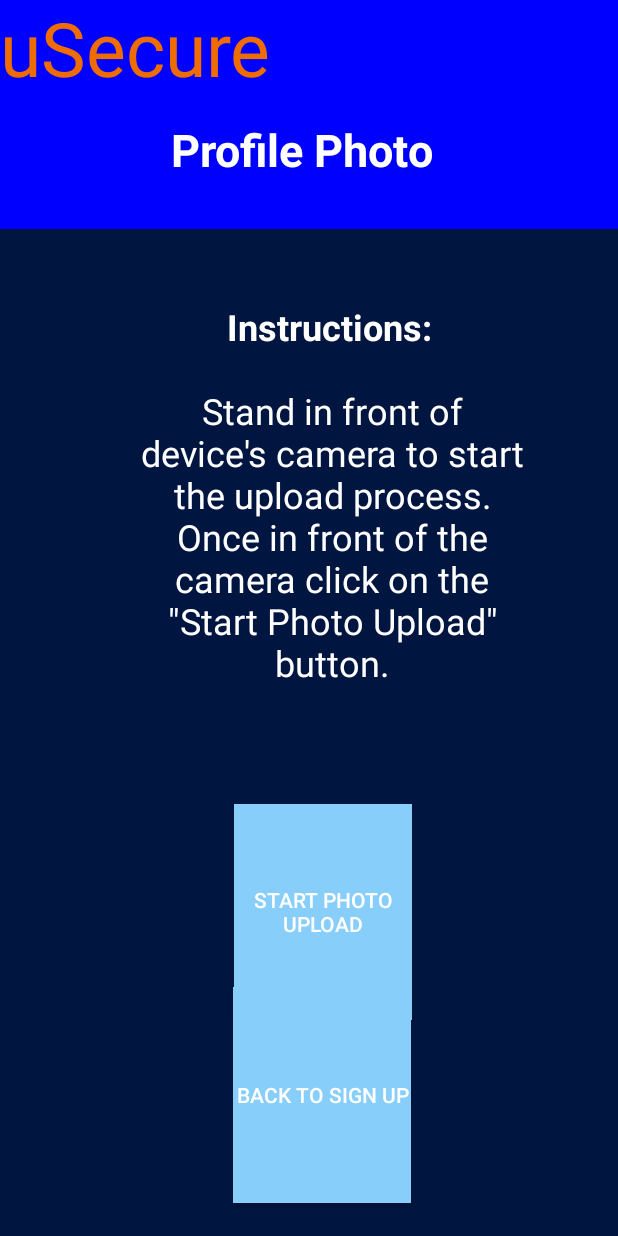
After one commit to michael-mcclung/uSecure, an Android app: the uploadPhoto_toPi screen opened directly, with no data from a screen before it, on a phone screen of 412 x 824 dp. The commit adds this screen. Run offline under Robolectric (Android 15) with nearby library versions, the phone set to English and light mode, and no system bars; our stand-ins replace Firebase (no records; nobody signed in at launch, a user with empty details on screens opened directly).

Commit message:
upload photo setup

```diff
--- a/app/src/main/AndroidManifest.xml
+++ b/app/src/main/AndroidManifest.xml
@@ -17,7 +17,7 @@
         android:roundIcon="@mipmap/ic_launcher_round"
         android:supportsRtl="true"
         android:theme="@style/Theme.AppCompat.NoActionBar">
-
+        <activity android:name=".uploadPhoto_toPi"></activity>
         <activity android:name=".UpdateUserPhotoActivity" />
         <activity android:name=".AddUser" />
         <activity android:name=".UploadPhotoActivity" />
--- a/app/src/main/java/com/example/usecure/Home.java
+++ b/app/src/main/java/com/example/usecure/Home.java
@@ -75,7 +75,7 @@ public class Home extends AppCompatActivity {
         securityCamFeedBtn.setOnClickListener( new View.OnClickListener() {
             @Override
             public void onClick(View v) {
-                Intent cameraFeedIntent = new Intent( getApplicationContext(), SecurityCameraFeedActivity.class );
+                Intent cameraFeedIntent = new Intent( getApplicationContext(), uploadPhoto_toPi.class );
                 startActivity( cameraFeedIntent );
             }
         } );
--- a/app/src/main/java/com/example/usecure/SignUpActivity.java
+++ b/app/src/main/java/com/example/usecure/SignUpActivity.java
@@ -25,7 +25,7 @@ public class SignUpActivity extends AppCompatActivity {
     // variables
     private FirebaseAuth mAuth;
     EditText newEmailText, newPasswordText, fname, lname, address, phoneNum;
-    Button goBackLogInBtn, registerBtn, uploadPhotoBtn;
+    Button goBackLogInBtn, registerBtn, uploadPhotoBtn, photoTest;
 
     // firebase database reference
     DatabaseReference signUpDatabase = FirebaseDatabase.getInstance().getReference( "Main User");
--- /dev/null
+++ b/app/src/main/java/com/example/usecure/uploadPhoto_toPi.java
@@ -0,0 +1,45 @@
+package com.example.usecure;
+
+import androidx.appcompat.app.AppCompatActivity;
+
+import android.content.Intent;
+import android.os.Bundle;
+import android.view.View;
+import android.widget.Button;
+import android.widget.Toast;
+
+import com.google.firebase.auth.FirebaseAuth;
+import com.google.firebase.database.DatabaseReference;
+import com.google.firebase.database.FirebaseDatabase;
+
+public class uploadPhoto_toPi extends AppCompatActivity {
+    private Button Signup, upload;
+    private DatabaseReference photoDatabase;
+
+    @Override
+    protected void onCreate(Bundle savedInstanceState) {
+        super.onCreate(savedInstanceState);
+        setContentView(R.layout.activity_upload_photo_to_pi);
+        photoDatabase = FirebaseDatabase.getInstance().getReference("Main User");
+        Signup = (Button) findViewById(R.id.backToSign);
+        upload = (Button) findViewById(R.id.uploadPhotoBtn3);
+
+        Signup.setOnClickListener(new View.OnClickListener() {
+            @Override
+            public void onClick(View v) {
+                Intent back = new Intent(getApplicationContext(), SignUpActivity.class);
+                startActivity(back);
+            }
+        });
+
+        upload.setOnClickListener(new View.OnClickListener() {
+            @Override
+            public void onClick(View v) {
+                String userUidPhoto = FirebaseAuth.getInstance().getCurrentUser().getUid();
+                photoDatabase.child(userUidPhoto).child("Images").child("Status").setValue(1);
+                Toast.makeText(getApplicationContext(),"Upload Photo process has started", Toast.LENGTH_LONG).show();
+            }
+        });
+
+    }
+}
--- a/app/src/main/res/layout/activity_home.xml
+++ b/app/src/main/res/layout/activity_home.xml
@@ -26,7 +26,7 @@
         android:layout_width="211dp"
         android:layout_height="45dp"
         android:background="#87cefa"
-        android:text="Security Camera Feed"
+        android:text="Setup"
         android:textSize="18sp"
         app:layout_constraintBottom_toBottomOf="parent"
         app:layout_constraintEnd_toEndOf="parent"
--- /dev/null
+++ b/app/src/main/res/layout/activity_upload_photo_to_pi.xml
@@ -0,0 +1,138 @@
+<?xml version="1.0" encoding="utf-8"?>
+<RelativeLayout xmlns:android="http://schemas.android.com/apk/res/android"
+    xmlns:app="http://schemas.android.com/apk/res-auto"
+    xmlns:tools="http://schemas.android.com/tools"
+    android:layout_width="match_parent"
+    android:layout_height="match_parent"
+    android:background="#001540"
+    tools:context=".uploadPhoto_toPi">
+
+    <LinearLayout
+        android:id="@+id/linearLayout"
+        android:layout_width="match_parent"
+        android:layout_height="wrap_content"
+        android:layout_alignParentStart="true"
+        android:layout_alignParentTop="true"
+        android:layout_alignParentEnd="true"
+        android:layout_alignParentBottom="true"
+        android:layout_marginStart="0dp"
+        android:layout_marginTop="-2dp"
+        android:layout_marginEnd="0dp"
+        android:layout_marginBottom="671dp"
+        android:background="#0000ff"
+        android:orientation="vertical"
+        app:layout_constraintBottom_toBottomOf="parent"
+        app:layout_constraintEnd_toEndOf="parent"
+        app:layout_constraintHorizontal_bias="0.0"
+        app:layout_constraintStart_toStartOf="parent"
+        app:layout_constraintTop_toTopOf="parent"
+        app:layout_constraintVertical_bias="0.0">
+
+        <TextView
+            android:id="@+id/companyTopTitle"
+            android:layout_width="wrap_content"
+            android:layout_height="wrap_content"
+            android:text="uSecure"
+            android:textColor="#EF6C00"
+            android:textSize="50sp"
+            app:layout_constraintHorizontal_bias="0.052"
+            app:layout_constraintStart_toStartOf="parent"
+            app:layout_constraintTop_toTopOf="parent"
+            app:layout_constraintVertical_bias="0.888" />
+    </LinearLayout>
+
+    <TextView
+        android:id="@+id/textView8"
+        android:layout_width="245dp"
+        android:layout_height="48dp"
+        android:layout_alignParentStart="true"
+        android:layout_alignParentTop="true"
+        android:layout_alignParentEnd="true"
+        android:layout_alignParentBottom="true"
+        android:layout_marginStart="114dp"
+        android:layout_marginTop="79dp"
+        android:layout_marginEnd="52dp"
+        android:layout_marginBottom="604dp"
+        android:text="Profile Photo"
+        android:textColor="#FFFFFF"
+        android:textSize="30sp"
+        android:textStyle="bold" />
+
+    <Button
+        android:id="@+id/backToSign"
+        android:layout_width="118dp"
+        android:layout_height="49dp"
+        android:layout_alignParentStart="true"
+        android:layout_alignParentTop="true"
+        android:layout_alignParentEnd="true"
+        android:layout_alignParentBottom="true"
+        android:layout_marginStart="155dp"
+        android:layout_marginTop="658dp"
+        android:layout_marginEnd="138dp"
+        android:layout_marginBottom="22dp"
+        android:background="#87cefa"
+        android:text="Back to Sign UP"
+        app:layout_constraintBottom_toBottomOf="parent"
+        app:layout_constraintEnd_toEndOf="parent"
+        app:layout_constraintHorizontal_bias="0.542"
+        app:layout_constraintStart_toStartOf="parent"
+        app:layout_constraintTop_toTopOf="parent"
+        app:layout_constraintVertical_bias="0.97" />
+
+    <Button
+        android:id="@+id/uploadPhotoBtn3"
+        android:layout_width="118dp"
+        android:layout_height="49dp"
+        android:layout_alignParentStart="true"
+        android:layout_alignParentTop="true"
+        android:layout_alignParentEnd="true"
+        android:layout_alignParentBottom="true"
+        android:layout_marginStart="156dp"
+        android:layout_marginTop="536dp"
+        android:layout_marginEnd="137dp"
+        android:layout_marginBottom="144dp"
+        android:background="#87cefa"
+        android:text="Start Photo Upload"
+        app:layout_constraintBottom_toBottomOf="parent"
+        app:layout_constraintEnd_toEndOf="parent"
+        app:layout_constraintHorizontal_bias="0.542"
+        app:layout_constraintStart_toStartOf="parent"
+        app:layout_constraintTop_toTopOf="parent"
+        app:layout_constraintVertical_bias="0.97" />
+
+    <TextView
+        android:id="@+id/textView12"
+        android:layout_width="261dp"
+        android:layout_height="259dp"
+        android:layout_alignParentStart="true"
+        android:layout_alignParentTop="true"
+        android:layout_alignParentEnd="true"
+        android:layout_alignParentBottom="true"
+        android:layout_marginStart="90dp"
+        android:layout_marginTop="257dp"
+        android:layout_marginEnd="59dp"
+        android:layout_marginBottom="215dp"
+        android:text="Stand in front of device's camera to start the upload process. Once in front of the camera click on the &quot;Start Photo Upload&quot; button."
+        android:textAlignment="center"
+        android:textColor="#FFFFFF"
+        android:textSize="24sp" />
+
+    <TextView
+        android:id="@+id/textView13"
+        android:layout_width="wrap_content"
+        android:layout_height="46dp"
+        android:layout_alignParentStart="true"
+        android:layout_alignParentTop="true"
+        android:layout_alignParentEnd="true"
+        android:layout_alignParentBottom="true"
+        android:layout_marginStart="88dp"
+        android:layout_marginTop="201dp"
+        android:layout_marginEnd="61dp"
+        android:layout_marginBottom="484dp"
+        android:text="Instructions:"
+        android:textAlignment="center"
+        android:textColor="#FFFFFF"
+        android:textSize="24sp"
+        android:textStyle="bold" />
+
+</RelativeLayout>
```
